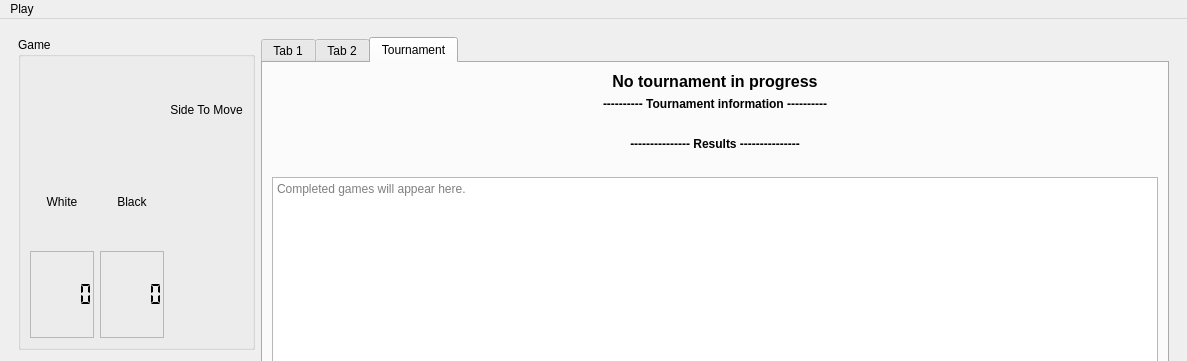
Qt form app/mainwindow.ui (neluj/Xake) before a commit; both pictures show x 0 to 1187 and y 0 to 361 of the 1187 by 708 pixel window.
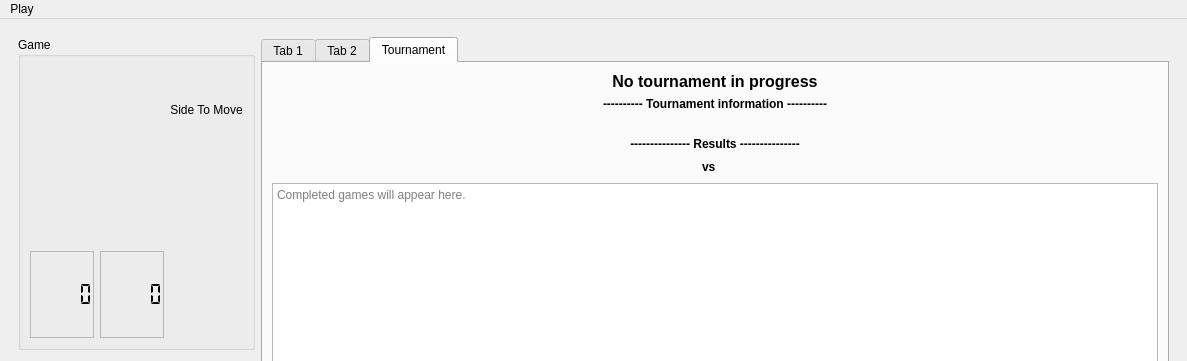
The same form after that commit. Custom widgets are drawn as their Qt base class.

Commit message: Replace color labels with SVG indicators

```diff
--- a/app/mainwindow.ui
+++ b/app/mainwindow.ui
@@ -53,7 +53,7 @@
           <item row="1" column="0">
            <widget class="QLabel" name="labelWhiteTime">
             <property name="text">
-             <string>White</string>
+             <string/>
             </property>
             <property name="alignment">
              <set>Qt::AlignCenter</set>
@@ -63,7 +63,7 @@
           <item row="1" column="1">
            <widget class="QLabel" name="labelBlackTime">
             <property name="text">
-             <string>Black</string>
+             <string/>
             </property>
             <property name="alignment">
              <set>Qt::AlignCenter</set>
@@ -206,6 +206,53 @@
             </widget>
            </item>
            <item>
+            <layout class="QHBoxLayout" name="tournamentScoreLayout">
+             <item>
+              <spacer name="tournamentScoreLeftSpacer">
+               <property name="orientation">
+                <enum>Qt::Horizontal</enum>
+               </property>
+               <property name="sizeHint" stdset="0">
+                <size>
+                 <width>40</width>
+                 <height>20</height>
+                </size>
+               </property>
+              </spacer>
+             </item>
+             <item>
+              <widget class="QLabel" name="labelTournamentWhiteColor">
+               <property name="text">
+                <string/>
+               </property>
+               <property name="alignment">
+                <set>Qt::AlignCenter</set>
+               </property>
+              </widget>
+             </item>
+             <item>
+              <widget class="QLabel" name="labelTournamentVersus">
+               <property name="font">
+                <font>
+                 <bold>true</bold>
+                </font>
+               </property>
+               <property name="text">
+                <string>vs</string>
+               </property>
+              </widget>
+             </item>
+             <item>
+              <widget class="QLabel" name="labelTournamentBlackColor">
+               <property name="text">
+                <string/>
+               </property>
+               <property name="alignment">
+                <set>Qt::AlignCenter</set>
+               </property>
+              </widget>
+             </item>
+             <item>
             <widget class="QLabel" name="labelTournamentScore">
              <property name="font">
               <font>
@@ -215,13 +262,22 @@
              <property name="text">
               <string/>
              </property>
-             <property name="alignment">
-              <set>Qt::AlignCenter</set>
-             </property>
-             <property name="wordWrap">
-              <bool>true</bool>
-             </property>
-            </widget>
+              </widget>
+             </item>
+             <item>
+              <spacer name="tournamentScoreRightSpacer">
+               <property name="orientation">
+                <enum>Qt::Horizontal</enum>
+               </property>
+               <property name="sizeHint" stdset="0">
+                <size>
+                 <width>40</width>
+                 <height>20</height>
+                </size>
+               </property>
+              </spacer>
+             </item>
+            </layout>
            </item>
            <item>
             <widget class="QPlainTextEdit" name="tournamentHistoryText">
```
Lines whose indentation alone changed are shown as unchanged. The commit also changes 4 other files.
